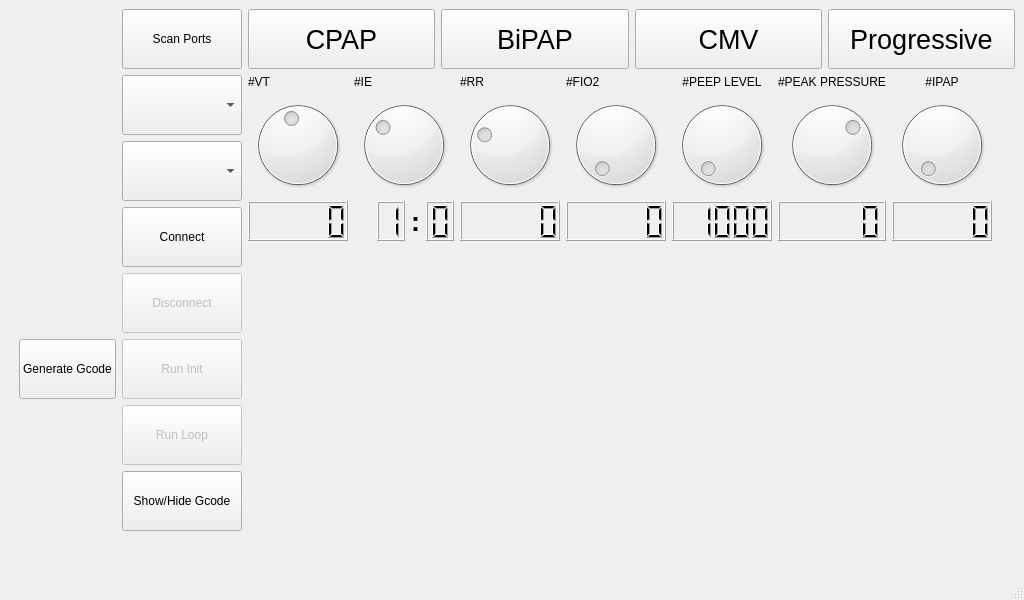
Above: VentUI.ui from jibonaronno/Rhythm before the change. Below: the same form after it.
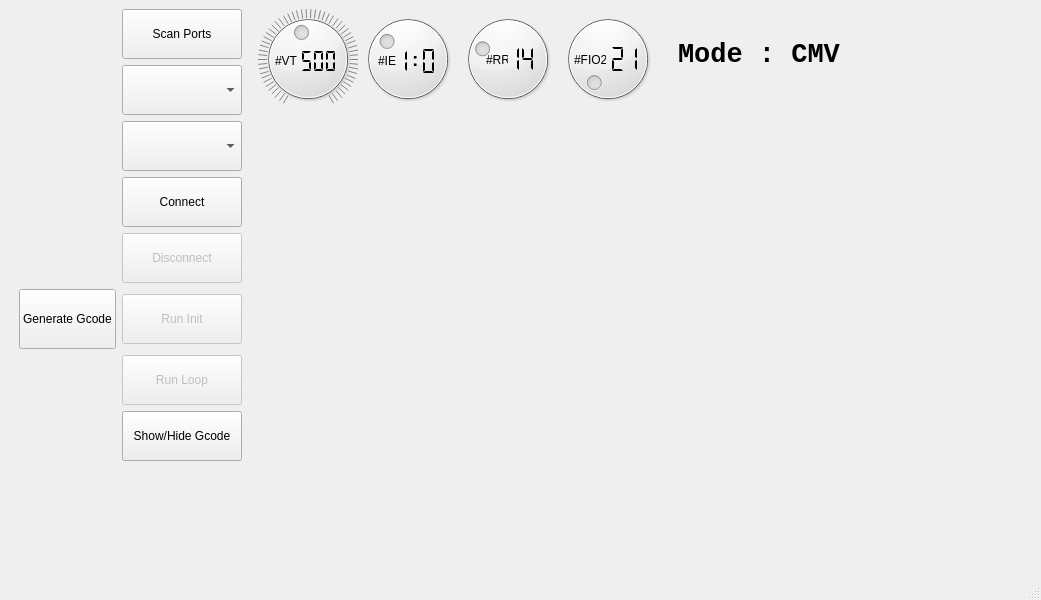
That is the form after the change.

Patch:
```diff
--- a/VentUI.ui
+++ b/VentUI.ui
@@ -6,7 +6,7 @@
    <rect>
     <x>0</x>
     <y>0</y>
-    <width>1024</width>
+    <width>1041</width>
     <height>600</height>
    </rect>
   </property>
@@ -29,7 +29,7 @@
             <property name="minimumSize">
              <size>
               <width>0</width>
-              <height>60</height>
+              <height>50</height>
              </size>
             </property>
            </widget>
@@ -39,7 +39,7 @@
             <property name="minimumSize">
              <size>
               <width>120</width>
-              <height>60</height>
+              <height>50</height>
              </size>
             </property>
             <property name="text">
@@ -65,7 +65,7 @@
             <property name="minimumSize">
              <size>
               <width>0</width>
-              <height>60</height>
+              <height>50</height>
              </size>
             </property>
            </widget>
@@ -78,7 +78,7 @@
             <property name="minimumSize">
              <size>
               <width>0</width>
-              <height>60</height>
+              <height>50</height>
              </size>
             </property>
             <property name="text">
@@ -91,7 +91,7 @@
             <property name="minimumSize">
              <size>
               <width>0</width>
-              <height>60</height>
+              <height>50</height>
              </size>
             </property>
             <property name="text">
@@ -107,7 +107,7 @@
             <property name="minimumSize">
              <size>
               <width>0</width>
-              <height>60</height>
+              <height>50</height>
              </size>
             </property>
             <property name="text">
@@ -123,7 +123,7 @@
             <property name="minimumSize">
              <size>
               <width>0</width>
-              <height>60</height>
+              <height>50</height>
              </size>
             </property>
             <property name="text">
@@ -139,7 +139,7 @@
             <property name="minimumSize">
              <size>
               <width>0</width>
-              <height>60</height>
+              <height>50</height>
              </size>
             </property>
             <property name="text">
@@ -166,110 +166,38 @@
       </item>
       <item>
        <layout class="QVBoxLayout" name="verticalLayout_2">
-        <item>
-         <layout class="QHBoxLayout" name="horizontalLayoutModes">
-          <item>
-           <widget class="QPushButton" name="btnCPAP">
-            <property name="minimumSize">
-             <size>
-              <width>0</width>
-              <height>60</height>
-             </size>
-            </property>
-            <property name="font">
-             <font>
-              <pointsize>20</pointsize>
-             </font>
-            </property>
-            <property name="autoFillBackground">
-             <bool>true</bool>
-            </property>
-            <property name="text">
-             <string>CPAP</string>
-            </property>
-            <property name="checkable">
-             <bool>true</bool>
-            </property>
-           </widget>
-          </item>
-          <item>
-           <widget class="QPushButton" name="btnBiPAP">
-            <property name="minimumSize">
-             <size>
-              <width>0</width>
-              <height>60</height>
-             </size>
-            </property>
-            <property name="font">
-             <font>
-              <pointsize>20</pointsize>
-             </font>
-            </property>
-            <property name="text">
-             <string>BiPAP</string>
-            </property>
-           </widget>
-          </item>
-          <item>
-           <widget class="QPushButton" name="btnPROG">
-            <property name="minimumSize">
-             <size>
-              <width>0</width>
-              <height>60</height>
-             </size>
-            </property>
-            <property name="font">
-             <font>
-              <pointsize>20</pointsize>
-             </font>
-            </property>
-            <property name="text">
-             <string>CMV</string>
-            </property>
-           </widget>
-          </item>
-          <item>
-           <widget class="QPushButton" name="btnCMV">
-            <property name="minimumSize">
-             <size>
-              <width>0</width>
-              <height>60</height>
-             </size>
-            </property>
-            <property name="font">
-             <font>
-              <pointsize>20</pointsize>
-             </font>
-            </property>
-            <property name="text">
-             <string>Progressive</string>
-            </property>
-           </widget>
-          </item>
-         </layout>
-        </item>
         <item>
          <layout class="QHBoxLayout" name="horizontalLayoutSettings">
           <item>
-           <layout class="QVBoxLayout" name="verticalLayout_6">
-            <property name="leftMargin">
+           <widget class="QStackedWidget" name="stackedWidget">
+            <property name="minimumSize">
+             <size>
+              <width>300</width>
+              <height>110</height>
+             </size>
+            </property>
+            <property name="currentIndex">
              <number>0</number>
             </property>
-            <item>
-             <widget class="QLabel" name="label_13">
-              <property name="text">
-               <string>#VT</string>
-              </property>
-             </widget>
-            </item>
-            <item>
+            <widget class="QWidget" name="page">
              <widget class="QDial" name="vtdial">
+              <property name="geometry">
+               <rect>
+                <x>10</x>
+                <y>0</y>
+                <width>100</width>
+                <height>100</height>
+               </rect>
+              </property>
               <property name="minimumSize">
                <size>
                 <width>100</width>
                 <height>100</height>
                </size>
               </property>
+              <property name="styleSheet">
+               <string notr="true">color:white</string>
+              </property>
               <property name="minimum">
                <number>250</number>
               </property>
@@ -279,54 +207,78 @@
               <property name="value">
                <number>500</number>
               </property>
+              <property name="wrapping">
+               <bool>false</bool>
+              </property>
+              <property name="notchTarget">
+               <double>10.000000000000000</double>
+              </property>
+              <property name="notchesVisible">
+               <bool>true</bool>
+              </property>
              </widget>
-            </item>
-            <item>
-             <layout class="QHBoxLayout" name="horizontalLayout_2">
-              <property name="topMargin">
-               <number>0</number>
+             <widget class="QLCDNumber" name="vtlcd">
+              <property name="enabled">
+               <bool>false</bool>
               </property>
-              <item>
-               <widget class="QLCDNumber" name="vtlcd">
-                <property name="minimumSize">
-                 <size>
-                  <width>0</width>
-                  <height>40</height>
-                 </size>
-                </property>
-               </widget>
-              </item>
-             </layout>
-            </item>
-            <item>
-             <spacer name="verticalSpacer_7">
-              <property name="orientation">
-               <enum>Qt::Vertical</enum>
+              <property name="geometry">
+               <rect>
+                <x>51</x>
+                <y>37</y>
+                <width>41</width>
+                <height>30</height>
+               </rect>
               </property>
-              <property name="sizeHint" stdset="0">
+              <property name="minimumSize">
                <size>
-                <width>20</width>
-                <height>40</height>
+                <width>0</width>
+                <height>20</height>
                </size>
               </property>
-             </spacer>
-            </item>
-           </layout>
-          </item>
-          <item>
-           <layout class="QVBoxLayout" name="verticalLayout_8">
-            <property name="leftMargin">
-             <number>0</number>
-            </property>
-            <item>
-             <widget class="QLabel" name="label_15">
+              <property name="styleSheet">
+               <string notr="true">color:black</string>
+              </property>
+              <property name="frameShape">
+               <enum>QFrame::NoFrame</enum>
+              </property>
+              <property name="frameShadow">
+               <enum>QFrame::Plain</enum>
+              </property>
+              <property name="digitCount">
+               <number>3</number>
+              </property>
+              <property name="segmentStyle">
+               <enum>QLCDNumber::Flat</enum>
+              </property>
+              <property name="intValue" stdset="0">
+               <number>500</number>
+              </property>
+             </widget>
+             <widget class="QLabel" name="label_13">
+              <property name="geometry">
+               <rect>
+                <x>27</x>
+                <y>44</y>
+                <width>41</width>
+                <height>16</height>
+               </rect>
+              </property>
+              <property name="styleSheet">
+               <string notr="true">color:black</string>
+              </property>
               <property name="text">
-               <string>#IE</string>
+               <string>#VT</string>
               </property>
              </widget>
-            </item>
-            <item>
              <widget class="QDial" name="iedial">
+              <property name="geometry">
+               <rect>
+                <x>110</x>
+                <y>0</y>
+                <width>100</width>
+                <height>100</height>
+               </rect>
+              </property>
               <property name="minimumSize">
                <size>
                 <width>100</width>
@@ -343,155 +295,160 @@
                <number>2</number>
               </property>
              </widget>
-            </item>
-            <item>
-             <layout class="QHBoxLayout" name="horizontalLayout_3">
-              <property name="topMargin">
-               <number>0</number>
+             <widget class="QLCDNumber" name="ilcd">
+              <property name="geometry">
+               <rect>
+                <x>147</x>
+                <y>37</y>
+                <width>16</width>
+                <height>30</height>
+               </rect>
               </property>
-              <item>
-               <spacer name="horizontalSpacer_3">
-                <property name="orientation">
-                 <enum>Qt::Horizontal</enum>
-                </property>
-                <property name="sizeHint" stdset="0">
-                 <size>
-                  <width>40</width>
-                  <height>20</height>
-                 </size>
-                </property>
-               </spacer>
-              </item>
-              <item>
-               <widget class="QLCDNumber" name="lcdNumber">
-                <property name="minimumSize">
-                 <size>
-                  <width>0</width>
-                  <height>40</height>
-                 </size>
-                </property>
-                <property name="digitCount">
-                 <number>1</number>
-                </property>
-                <property name="value" stdset="0">
-                 <double>1.000000000000000</double>
-                </property>
-               </widget>
-              </item>
-              <item>
-               <widget class="QLabel" name="label_17">
-                <property name="font">
-                 <font>
-                  <pointsize>20</pointsize>
-                  <weight>75</weight>
-                  <bold>true</bold>
-                 </font>
-                </property>
-                <property name="text">
-                 <string>:</string>
-                </property>
-               </widget>
-              </item>
-              <item>
-               <widget class="QLCDNumber" name="ielcd">
-                <property name="minimumSize">
-                 <size>
-                  <width>0</width>
-                  <height>40</height>
-                 </size>
-                </property>
-                <property name="digitCount">
-                 <number>1</number>
-                </property>
-               </widget>
-              </item>
-             </layout>
-            </item>
-            <item>
-             <spacer name="verticalSpacer_9">
-              <property name="orientation">
-               <enum>Qt::Vertical</enum>
-              </property>
-              <property name="sizeHint" stdset="0">
+              <property name="minimumSize">
                <size>
-                <width>20</width>
+                <width>0</width>
+                <height>0</height>
+               </size>
+              </property>
+              <property name="styleSheet">
+               <string notr="true">color:black</string>
+              </property>
+              <property name="frameShape">
+               <enum>QFrame::NoFrame</enum>
+              </property>
+              <property name="frameShadow">
+               <enum>QFrame::Plain</enum>
+              </property>
+              <property name="digitCount">
+               <number>1</number>
+              </property>
+              <property name="segmentStyle">
+               <enum>QLCDNumber::Flat</enum>
+              </property>
+              <property name="value" stdset="0">
+               <double>1.000000000000000</double>
+              </property>
+             </widget>
+             <widget class="QLabel" name="label_17">
+              <property name="geometry">
+               <rect>
+                <x>164</x>
+                <y>30</y>
+                <width>10</width>
                 <height>40</height>
+               </rect>
+              </property>
+              <property name="font">
+               <font>
+                <pointsize>14</pointsize>
+                <weight>75</weight>
+                <bold>true</bold>
+               </font>
+              </property>
+              <property name="styleSheet">
+               <string notr="true">color:black</string>
+              </property>
+              <property name="text">
+               <string>:</string>
+              </property>
+             </widget>
+             <widget class="QLCDNumber" name="ielcd">
+              <property name="geometry">
+               <rect>
+                <x>167</x>
+                <y>37</y>
+                <width>28</width>
+                <height>30</height>
+               </rect>
+              </property>
+              <property name="minimumSize">
+               <size>
+                <width>0</width>
+                <height>0</height>
                </size>
               </property>
-             </spacer>
-            </item>
-           </layout>
-          </item>
-          <item>
-           <layout class="QVBoxLayout" name="verticalLayout_7">
-            <property name="leftMargin">
-             <number>0</number>
-            </property>
-            <item>
+              <property name="styleSheet">
+               <string notr="true">color:black</string>
+              </property>
+              <property name="frameShape">
+               <enum>QFrame::NoFrame</enum>
+              </property>
+              <property name="frameShadow">
+               <enum>QFrame::Plain</enum>
+              </property>
+              <property name="digitCount">
+               <number>1</number>
+              </property>
+              <property name="segmentStyle">
+               <enum>QLCDNumber::Flat</enum>
+              </property>
+             </widget>
+             <widget class="QLabel" name="label_15">
+              <property name="geometry">
+               <rect>
+                <x>130</x>
+                <y>44</y>
+                <width>21</width>
+                <height>16</height>
+               </rect>
+              </property>
+              <property name="styleSheet">
+               <string notr="true">color:black</string>
+              </property>
+              <property name="text">
+               <string>#IE</string>
+              </property>
+             </widget>
+             <widget class="QDial" name="rrdial">
+              <property name="geometry">
+               <rect>
+                <x>210</x>
+                <y>0</y>
+                <width>100</width>
+                <height>100</height>
+               </rect>
+              </property>
+              <property name="minimumSize">
+               <size>
+                <width>100</width>
+                <height>100</height>
+               </size>
+              </property>
+              <property name="minimum">
+               <number>8</number>
+              </property>
+              <property name="maximum">
+               <number>30</number>
+              </property>
+              <property name="value">
+               <number>14</number>
+              </property>
+             </widget>
              <widget class="QLabel" name="label_14">
+              <property name="geometry">
+               <rect>
+                <x>238</x>
+                <y>44</y>
+                <width>22</width>
+                <height>14</height>
+               </rect>
+              </property>
+              <property name="styleSheet">
+               <string notr="true">color:black</string>
+              </property>
               <property name="text">
                <string>#RR</string>
               </property>
              </widget>
-            </item>
-            <item>
-             <widget class="QDial" name="rrdial">
-              <property name="minimumSize">
-               <size>
-                <width>100</width>
-                <height>100</height>
-               </size>
-              </property>
-              <property name="minimum">
-               <number>8</number>
-              </property>
-              <property name="maximum">
-               <number>30</number>
-              </property>
-              <property name="value">
-               <number>14</number>
-              </property>
-             </widget>
-            </item>
-            <item>
-             <widget class="QLCDNumber" name="rrlcd">
-              <property name="minimumSize">
-               <size>
-                <width>0</width>
-                <height>40</height>
-               </size>
-              </property>
-             </widget>
-            </item>
-            <item>
-             <spacer name="verticalSpacer_8">
-              <property name="orientation">
-               <enum>Qt::Vertical</enum>
-              </property>
-              <property name="sizeHint" stdset="0">
-               <size>
-                <width>20</width>
-                <height>40</height>
-               </size>
-              </property>
-             </spacer>
-            </item>
-           </layout>
-          </item>
-          <item>
-           <layout class="QVBoxLayout" name="verticalLayout_9">
-            <property name="leftMargin">
-             <number>0</number>
-            </property>
-            <item>
-             <widget class="QLabel" name="label_16">
-              <property name="text">
-               <string>#FIO2</string>
-              </property>
-             </widget>
-            </item>
-            <item>
              <widget class="QDial" name="fiodial">
+              <property name="geometry">
+               <rect>
+                <x>310</x>
+                <y>0</y>
+                <width>100</width>
+                <height>100</height>
+               </rect>
+              </property>
               <property name="minimumSize">
                <size>
                 <width>100</width>
@@ -505,42 +462,204 @@
                <number>80</number>
               </property>
              </widget>
-            </item>
-            <item>
              <widget class="QLCDNumber" name="fiolcd">
+              <property name="geometry">
+               <rect>
+                <x>344</x>
+                <y>35</y>
+                <width>52</width>
+                <height>30</height>
+               </rect>
+              </property>
               <property name="minimumSize">
                <size>
                 <width>0</width>
-                <height>40</height>
+                <height>0</height>
                </size>
               </property>
+              <property name="styleSheet">
+               <string notr="true">color:black</string>
+              </property>
+              <property name="frameShape">
+               <enum>QFrame::NoFrame</enum>
+              </property>
+              <property name="frameShadow">
+               <enum>QFrame::Plain</enum>
+              </property>
+              <property name="digitCount">
+               <number>3</number>
+              </property>
+              <property name="segmentStyle">
+               <enum>QLCDNumber::Flat</enum>
+              </property>
+              <property name="intValue" stdset="0">
+               <number>21</number>
+              </property>
              </widget>
-            </item>
-            <item>
-             <spacer name="verticalSpacer_10">
-              <property name="orientation">
-               <enum>Qt::Vertical</enum>
+             <widget class="QLabel" name="label_16">
+              <property name="geometry">
+               <rect>
+                <x>326</x>
+                <y>44</y>
+                <width>32</width>
+                <height>14</height>
+               </rect>
               </property>
-              <property name="sizeHint" stdset="0">
+              <property name="styleSheet">
+               <string notr="true">color:black</string>
+              </property>
+              <property name="text">
+               <string>#FIO2</string>
+              </property>
+             </widget>
+             <widget class="QLCDNumber" name="rrlcd">
+              <property name="enabled">
+               <bool>false</bool>
+              </property>
+              <property name="geometry">
+               <rect>
+                <x>253</x>
+                <y>35</y>
+                <width>41</width>
+                <height>30</height>
+               </rect>
+              </property>
+              <property name="minimumSize">
                <size>
-                <width>20</width>
+                <width>0</width>
+                <height>20</height>
+               </size>
+              </property>
+              <property name="styleSheet">
+               <string notr="true">color:black</string>
+              </property>
+              <property name="frameShape">
+               <enum>QFrame::NoFrame</enum>
+              </property>
+              <property name="frameShadow">
+               <enum>QFrame::Plain</enum>
+              </property>
+              <property name="digitCount">
+               <number>2</number>
+              </property>
+              <property name="segmentStyle">
+               <enum>QLCDNumber::Flat</enum>
+              </property>
+              <property name="intValue" stdset="0">
+               <number>14</number>
+              </property>
+             </widget>
+             <widget class="QLabel" name="label">
+              <property name="geometry">
+               <rect>
+                <x>430</x>
+                <y>30</y>
+                <width>221</width>
+                <height>31</height>
+               </rect>
+              </property>
+              <property name="font">
+               <font>
+                <family>Consolas</family>
+                <pointsize>20</pointsize>
+                <weight>75</weight>
+                <bold>true</bold>
+               </font>
+              </property>
+              <property name="text">
+               <string>Mode : CMV</string>
+              </property>
+             </widget>
+            </widget>
+            <widget class="QWidget" name="page_2">
+             <widget class="QDial" name="peakdial">
+              <property name="geometry">
+               <rect>
+                <x>0</x>
+                <y>0</y>
+                <width>100</width>
+                <height>100</height>
+               </rect>
+              </property>
+              <property name="minimumSize">
+               <size>
+                <width>100</width>
+                <height>100</height>
+               </size>
+              </property>
+              <property name="minimum">
+               <number>5</number>
+              </property>
+              <property name="maximum">
+               <number>35</number>
+              </property>
+              <property name="value">
+               <number>25</number>
+              </property>
+             </widget>
+             <widget class="QLCDNumber" name="peaklcd">
+              <property name="geometry">
+               <rect>
+                <x>10</x>
+                <y>40</y>
+                <width>89</width>
                 <height>40</height>
+               </rect>
+              </property>
+              <property name="minimumSize">
+               <size>
+                <width>0</width>
+                <height>40</height>
                </size>
               </property>
-             </spacer>
-            </item>
-           </layout>
-          </item>
-          <item>
-           <layout class="QVBoxLayout" name="verticalLayout_3">
-            <property name="leftMargin">
-             <number>0</number>
-            </property>
-            <property name="topMargin">
-             <number>0</number>
-            </property>
-            <item>
+             </widget>
+             <widget class="QLabel" name="label_9">
+              <property name="geometry">
+               <rect>
+                <x>10</x>
+                <y>50</y>
+                <width>89</width>
+                <height>14</height>
+               </rect>
+              </property>
+              <property name="text">
+               <string>#PEAK PRESSURE</string>
+              </property>
+              <property name="alignment">
+               <set>Qt::AlignCenter</set>
+              </property>
+             </widget>
+             <widget class="QDial" name="peepdial">
+              <property name="geometry">
+               <rect>
+                <x>110</x>
+                <y>10</y>
+                <width>100</width>
+                <height>100</height>
+               </rect>
+              </property>
+              <property name="minimumSize">
+               <size>
+                <width>100</width>
+                <height>100</height>
+               </size>
+              </property>
+              <property name="minimum">
+               <number>5</number>
+              </property>
+              <property name="maximum">
+               <number>30</number>
+              </property>
+             </widget>
              <widget class="QLabel" name="label_8">
+              <property name="geometry">
+               <rect>
+                <x>120</x>
+                <y>50</y>
+                <width>66</width>
+                <height>14</height>
+               </rect>
+              </property>
               <property name="layoutDirection">
                <enum>Qt::LeftToRight</enum>
               </property>
@@ -569,25 +688,15 @@
                <set>Qt::AlignCenter</set>
               </property>
              </widget>
-            </item>
-            <item>
-             <widget class="QDial" name="peepdial">
-              <property name="minimumSize">
-               <size>
-                <width>100</width>
-                <height>100</height>
-               </size>
-              </property>
-              <property name="minimum">
-               <number>5</number>
-              </property>
-              <property name="maximum">
-               <number>30</number>
-              </property>
-             </widget>
-            </item>
-            <item>
              <widget class="QLCDNumber" name="peeplcd">
+              <property name="geometry">
+               <rect>
+                <x>140</x>
+                <y>40</y>
+                <width>66</width>
+                <height>40</height>
+               </rect>
+              </property>
               <property name="minimumSize">
                <size>
                 <width>0</width>
@@ -608,58 +717,15 @@
                <double>1000.000000000000000</double>
               </property>
              </widget>
-            </item>
-            <item>
-             <spacer name="verticalSpacer_4">
-              <property name="orientation">
-               <enum>Qt::Vertical</enum>
-              </property>
-              <property name="sizeHint" stdset="0">
-               <size>
-                <width>20</width>
+             <widget class="QLCDNumber" name="ipaplcd">
+              <property name="geometry">
+               <rect>
+                <x>200</x>
+                <y>110</y>
+                <width>64</width>
                 <height>40</height>
-               </size>
+               </rect>
               </property>
-             </spacer>
-            </item>
-           </layout>
-          </item>
-          <item>
-           <layout class="QVBoxLayout" name="verticalLayout_4">
-            <property name="leftMargin">
-             <number>0</number>
-            </property>
-            <item>
-             <widget class="QLabel" name="label_9">
-              <property name="text">
-               <string>#PEAK PRESSURE</string>
-              </property>
-              <property name="alignment">
-               <set>Qt::AlignCenter</set>
-              </property>
-             </widget>
-            </item>
-            <item>
-             <widget class="QDial" name="peakdial">
-              <property name="minimumSize">
-               <size>
-                <width>100</width>
-                <height>100</height>
-               </size>
-              </property>
-              <property name="minimum">
-               <number>5</number>
-              </property>
-              <property name="maximum">
-               <number>35</number>
-              </property>
-              <property name="value">
-               <number>25</number>
-              </property>
-             </widget>
-            </item>
-            <item>
-             <widget class="QLCDNumber" name="peaklcd">
               <property name="minimumSize">
                <size>
                 <width>0</width>
@@ -667,29 +733,15 @@
                </size>
               </property>
              </widget>
-            </item>
-            <item>
-             <spacer name="verticalSpacer_5">
-              <property name="orientation">
-               <enum>Qt::Vertical</enum>
-              </property>
-              <property name="sizeHint" stdset="0">
-               <size>
-                <width>20</width>
-                <height>40</height>
-               </size>
-              </property>
-             </spacer>
-            </item>
-           </layout>
-          </item>
-          <item>
-           <layout class="QVBoxLayout" name="verticalLayout_5">
-            <property name="leftMargin">
-             <number>0</number>
-            </property>
-            <item>
              <widget class="QLabel" name="labelipap">
+              <property name="geometry">
+               <rect>
+                <x>300</x>
+                <y>120</y>
+                <width>31</width>
+                <height>14</height>
+               </rect>
+              </property>
               <property name="text">
                <string>#IPAP</string>
               </property>
@@ -697,9 +749,15 @@
                <set>Qt::AlignCenter</set>
               </property>
              </widget>
-            </item>
-            <item>
              <widget class="QDial" name="ipapdial">
+              <property name="geometry">
+               <rect>
+                <x>240</x>
+                <y>110</y>
+                <width>100</width>
+                <height>100</height>
+               </rect>
+              </property>
               <property name="minimumSize">
                <size>
                 <width>100</width>
@@ -713,44 +771,25 @@
                <number>30</number>
               </property>
              </widget>
-            </item>
-            <item>
-             <widget class="QLCDNumber" name="ipaplcd">
-              <property name="minimumSize">
-               <size>
-                <width>0</width>
-                <height>40</height>
-               </size>
-              </property>
-             </widget>
-            </item>
-            <item>
-             <spacer name="verticalSpacer_6">
-              <property name="orientation">
-               <enum>Qt::Vertical</enum>
-              </property>
-              <property name="sizeHint" stdset="0">
-               <size>
-                <width>20</width>
-                <height>40</height>
-               </size>
-              </property>
-             </spacer>
-            </item>
-           </layout>
+             <zorder>ipapdial</zorder>
+             <zorder>peakdial</zorder>
+             <zorder>peaklcd</zorder>
+             <zorder>label_9</zorder>
+             <zorder>peepdial</zorder>
+             <zorder>label_8</zorder>
+             <zorder>peeplcd</zorder>
+             <zorder>ipaplcd</zorder>
+             <zorder>labelipap</zorder>
+            </widget>
+            <widget class="QWidget" name="page_3"/>
+           </widget>
           </item>
           <item>
-           <spacer name="horizontalSpacer_2">
-            <property name="orientation">
-             <enum>Qt::Horizontal</enum>
+           <layout class="QVBoxLayout" name="verticalLayout_6">
+            <property name="leftMargin">
+             <number>0</number>
             </property>
-            <property name="sizeHint" stdset="0">
-             <size>
-              <width>40</width>
-              <height>20</height>
-             </size>
-            </property>
-           </spacer>
+           </layout>
           </item>
          </layout>
         </item>
```
